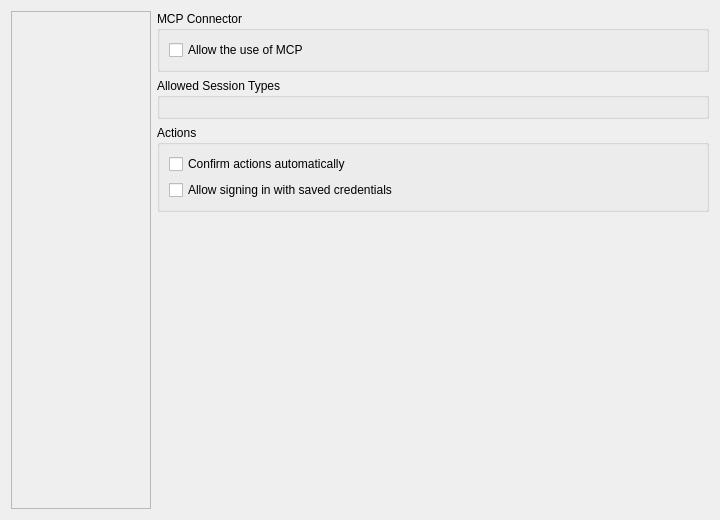
Qt form source/client/desktop/settings_tab.ui (dchapyshev/aspia) before a commit.
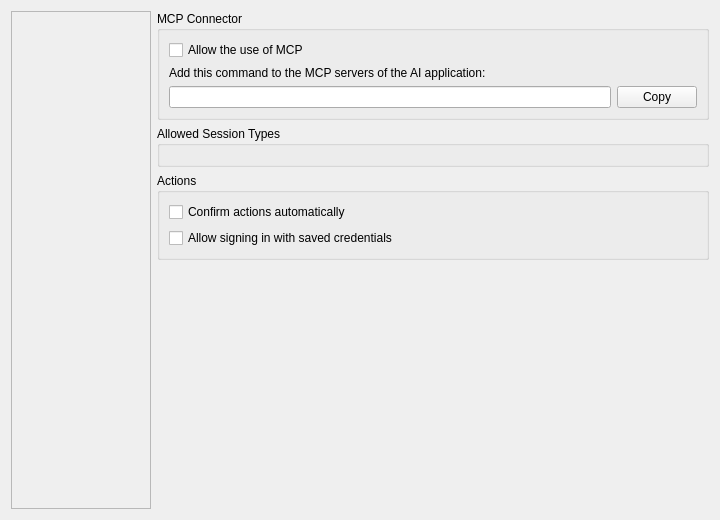
The same form after that commit. The open tabs and pages were chosen to show the change. Custom widgets are drawn as their Qt base class.

What changed in the file:
```diff
--- a/source/client/desktop/settings_tab.ui
+++ b/source/client/desktop/settings_tab.ui
@@ -669,14 +669,38 @@
              <property name="title">
               <string>MCP Connector</string>
              </property>
-             <layout class="QVBoxLayout" name="layout_mcp_group">
-              <item>
+             <layout class="QGridLayout" name="layout_mcp_group">
+              <item row="0" column="0" colspan="2">
                <widget class="QCheckBox" name="checkbox_mcp_enabled">
                 <property name="text">
                  <string>Allow the use of MCP</string>
                 </property>
                </widget>
               </item>
+              <item row="1" column="0" colspan="2">
+               <widget class="QLabel" name="label_mcp_command">
+                <property name="text">
+                 <string>Add this command to the MCP servers of the AI application:</string>
+                </property>
+                <property name="wordWrap">
+                 <bool>true</bool>
+                </property>
+               </widget>
+              </item>
+              <item row="2" column="0">
+               <widget class="QLineEdit" name="edit_mcp_command">
+                <property name="readOnly">
+                 <bool>true</bool>
+                </property>
+               </widget>
+              </item>
+              <item row="2" column="1">
+               <widget class="QPushButton" name="button_copy_mcp_command">
+                <property name="text">
+                 <string>Copy</string>
+                </property>
+               </widget>
+              </item>
              </layout>
             </widget>
            </item>
```
